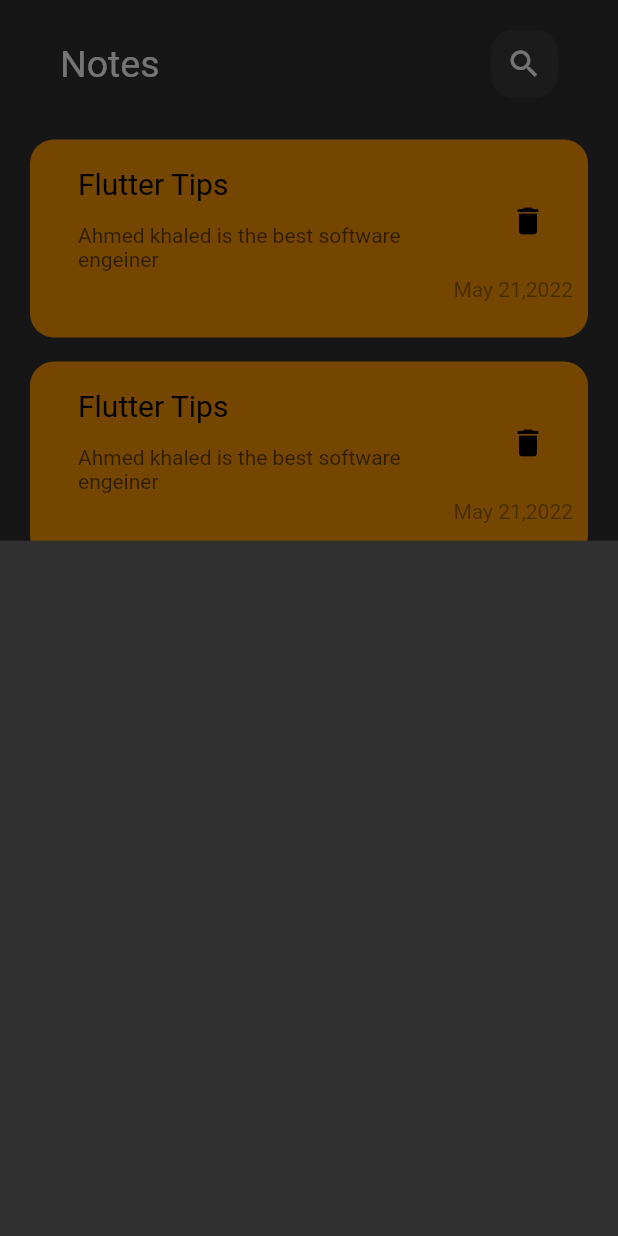
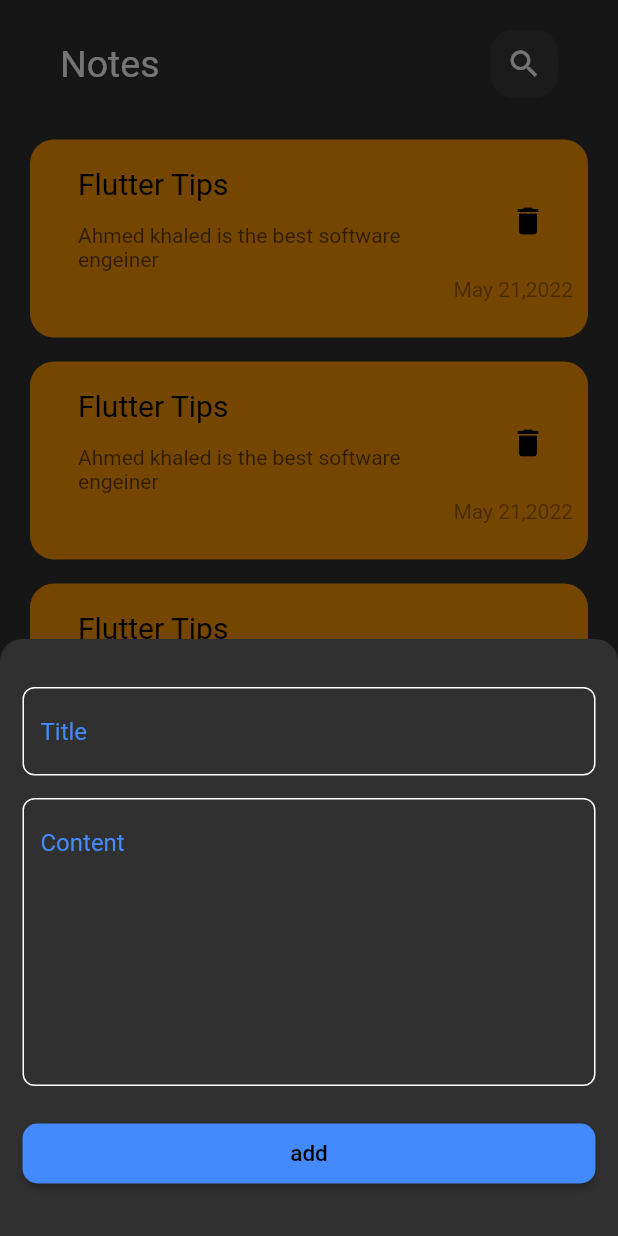
Before and after one commit to AhmedBardesy/notes_app, a Flutter app: the screen it shows after launch, after a tap on the "add" icon, on a phone screen of 412 x 824 dp. Run offline on Flutter 3.47's test engine with Material 2 defaults, Android fonts, the phone set to English and light mode, and no system bars.

Commit message:
finishing add note ui

```diff
--- /dev/null
+++ b/lib/views/add_note_body.dart
@@ -0,0 +1,80 @@
+import 'package:flutter/material.dart';
+
+Container add_note_body() {
+  return Container(
+    child: Padding(
+      padding: const EdgeInsets.symmetric(horizontal: 15),
+      child: SingleChildScrollView(
+        child: Column(
+          children: [
+            const SizedBox(
+              height: 32,
+            ),
+            input_tet_field(hint: 'Title', ),
+            const SizedBox(
+              height: 15,
+            ),
+            input_tet_field(hint: 'Content', maxlins: 8),
+            const SizedBox(
+              height: 25,
+            ),
+            const custom_button(),
+             const SizedBox(
+              height: 35,
+            ),
+          ],
+        ),
+      ),
+    ),
+  );
+}
+
+TextField input_tet_field({required String hint,  int maxlins = 1}) {
+
+  OutlineInputBorder border([color]) {
+    return OutlineInputBorder(
+        borderRadius: BorderRadius.circular(8),
+        borderSide: BorderSide(color: color ?? Colors.white));
+  }
+
+  return TextField(
+    maxLines: maxlins,
+    decoration: InputDecoration(
+        hintText: hint,
+        hintStyle: const TextStyle(color: Colors.blueAccent),
+        border: border(),
+        enabledBorder: border(),
+        focusedBorder: border(Colors.blueAccent)),
+  );
+}
+
+class custom_button extends StatelessWidget {
+  const custom_button({
+    super.key,
+  });
+
+  @override
+  Widget build(BuildContext context) {
+    return Container(
+      width: MediaQuery.of(context).size.width,
+      height: 40,
+      decoration: const BoxDecoration(
+          //  color: Colors.red,
+          // borderRadius: BorderRadius.circular(40),
+          ),
+      child: ElevatedButton(
+        onPressed: () {},
+        style: ElevatedButton.styleFrom(
+          backgroundColor: Colors.blueAccent,
+          shape: RoundedRectangleBorder(
+            borderRadius: BorderRadius.circular(10),
+          ),
+        ),
+        child: const Text(
+          'add',
+          style: TextStyle(color: Colors.black, fontSize: 15),
+        ),
+      ),
+    );
+  }
+}
--- /dev/null
+++ b/lib/views/appbar.dart
@@ -0,0 +1,32 @@
+
+import 'package:flutter/material.dart';
+
+class CustomAppBar extends StatelessWidget {
+  const CustomAppBar({
+    super.key,
+  });
+
+  @override
+  Widget build(BuildContext context) {
+    return Padding(
+      padding: const EdgeInsets.symmetric(vertical: 20, horizontal: 20),
+      child: Row(
+        children: [
+          const Text(
+            'Notes',
+            style: TextStyle(fontSize: 25),
+          ),
+          const Spacer(),
+          Container(
+            height: 45,
+            width: 45,
+            decoration: BoxDecoration(
+                color: Colors.white.withOpacity(.05),
+                borderRadius: BorderRadius.circular(15)),
+            child: const Icon(Icons.search),
+          )
+        ],
+      ),
+    );
+  }
+}
--- a/lib/views/homeView.dart
+++ b/lib/views/homeView.dart
@@ -1,5 +1,7 @@
 import 'package:flutter/material.dart';
 
+import 'add_note_body.dart';
+import 'appbar.dart';
 import 'custom_note_item.dart';
 
 class HomePage extends StatelessWidget {
@@ -12,11 +14,11 @@
         padding: const EdgeInsets.symmetric(horizontal: 20),
         child: Column(
           children: [
-            CustomAppBar(),
+            const CustomAppBar(),
             Expanded(
                 child: ListView.builder(
-              itemBuilder: (context, index) => Padding(
-                padding: const EdgeInsets.symmetric(vertical: 8),
+              itemBuilder: (context, index) => const Padding(
+                padding: EdgeInsets.symmetric(vertical: 8),
                 child: CustomNoteItem(),
               ),
             ))
@@ -26,42 +28,15 @@
       floatingActionButton: FloatingActionButton(
         onPressed: () {
           showModalBottomSheet(
+            shape: RoundedRectangleBorder(
+                borderRadius: BorderRadius.only(
+                    topLeft: Radius.circular(15), topRight: Radius.circular(15))),
             context: context,
-            builder: (context) => Container(),
+            builder: (context) => add_note_body(),
           );
         },
-        child: Icon(Icons.add),
+        child: const Icon(Icons.add),
       ),
     );
   }
 }
-
-class CustomAppBar extends StatelessWidget {
-  const CustomAppBar({
-    super.key,
-  });
-
-  @override
-  Widget build(BuildContext context) {
-    return Padding(
-      padding: const EdgeInsets.symmetric(vertical: 20, horizontal: 20),
-      child: Row(
-        children: [
-          const Text(
-            'Notes',
-            style: TextStyle(fontSize: 25),
-          ),
-          const Spacer(),
-          Container(
-            height: 45,
-            width: 45,
-            decoration: BoxDecoration(
-                color: Colors.white.withOpacity(.05),
-                borderRadius: BorderRadius.circular(15)),
-            child: const Icon(Icons.search),
-          )
-        ],
-      ),
-    );
-  }
-}
```
